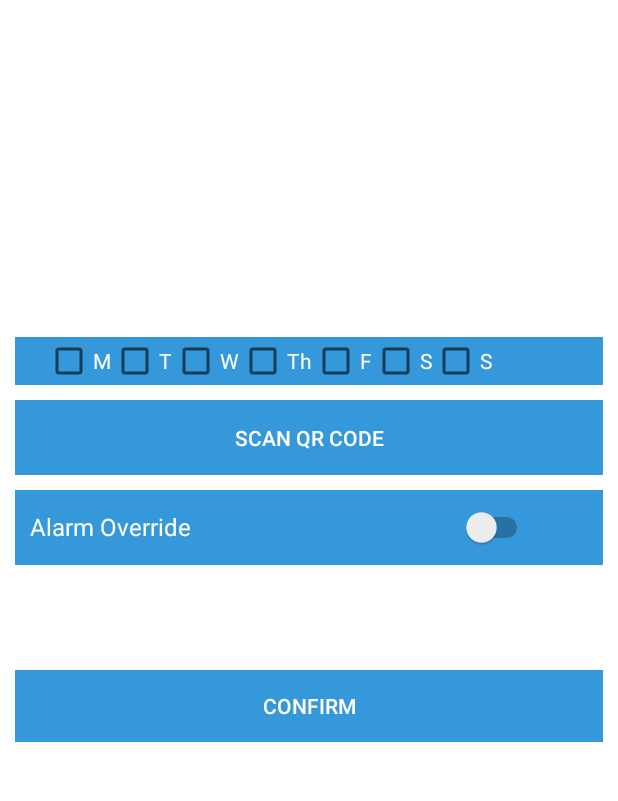
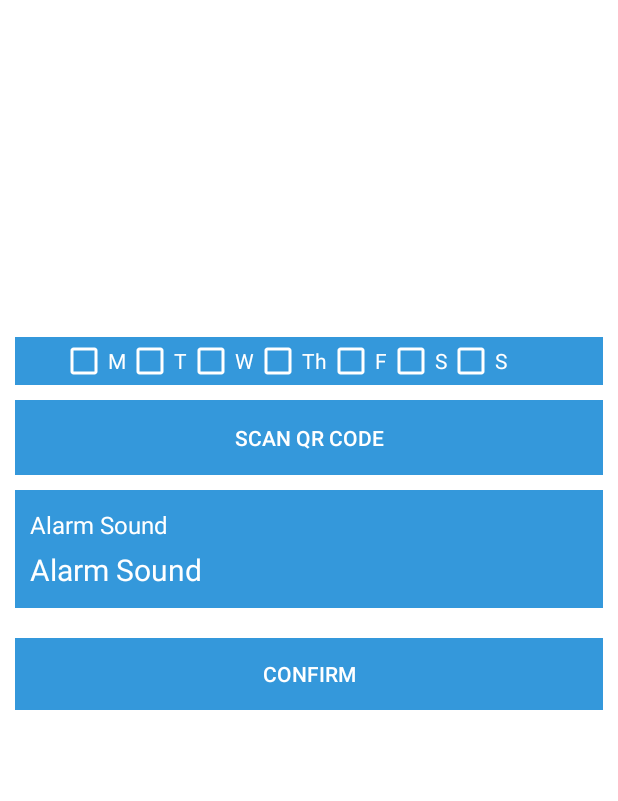
Before and after one commit to ETS-Android1/up-and-atom, an Android app: the AddNewLocationAlarm screen opened directly, with no data from a screen before it, on a phone screen of 412 x 824 dp, the part 305-1106 px from its top. Run offline under Robolectric (Android 15) with nearby library versions, the phone set to English and light mode, and no system bars; libraries missing offline, so code that uses them is left out: com.google.zxing.integration; 1 statement that could not run was skipped.

Commit message:
- a few UI changes

```diff
--- a/app/src/main/java/com/example/kelvinharron/qralarm/AddNewLocationAlarm.java
+++ b/app/src/main/java/com/example/kelvinharron/qralarm/AddNewLocationAlarm.java
@@ -1,14 +1,31 @@
 package com.example.kelvinharron.qralarm;
 
+import android.content.Intent;
+import android.media.Ringtone;
+import android.media.RingtoneManager;
+import android.net.Uri;
 import android.os.Bundle;
 import android.support.v7.widget.Toolbar;
 import android.support.v7.app.AppCompatActivity;
+import android.view.KeyEvent;
+import android.view.View;
+import android.widget.Button;
+import android.widget.CheckBox;
+import android.widget.EditText;
+import android.widget.SeekBar;
+import android.widget.TextView;
+import android.widget.Toast;
+
 import com.google.android.gms.maps.CameraUpdateFactory;
 import com.google.android.gms.maps.GoogleMap;
 import com.google.android.gms.maps.MapFragment;
 import com.google.android.gms.maps.OnMapReadyCallback;
 import com.google.android.gms.maps.model.LatLng;
 import com.google.android.gms.maps.model.MarkerOptions;
+import com.google.zxing.integration.android.IntentIntegrator;
+
+import java.util.ArrayList;
+import java.util.Collections;
 
 /**
  * Created by Peter on 16/04/2016.
@@ -16,7 +33,71 @@ import com.google.android.gms.maps.model.MarkerOptions;
  */
 public class AddNewLocationAlarm extends AppCompatActivity implements OnMapReadyCallback {
 
+    /**
+     * Alarm id which is passed from the parent activity based on the number of alarms
+     */
+    private long alarmId;
+
+    /**
+     * Alarm object which is created by Activity
+     */
+    private Alarm alarm;
+    /**
+     * Name of the alarm
+     */
+    private EditText location_name;
+
+    /**
+     * Alarm memo - time alarm only
+     */
+    private EditText location_memo;
+
+    /**
+     * Sets whether the alarm repeats or not
+     */
+
+    /**
+     * ArrayList for checkbox repetitions
+     */
+    ArrayList<Integer> dayArray = new ArrayList<>();
+
+    private boolean recurringTimeAlarm;
+
+    private CheckBox sunCB;
+    private CheckBox monCB;
+    private CheckBox tueCB;
+    private CheckBox thuCB;
+    private CheckBox friCB;
+    private CheckBox satCB;
+    private CheckBox wedCB;
+
     private Toolbar toolbar;
+
+    /**
+     * Button to show the QR Scanner
+     */
+    private Button scanQR;
+
+    /**
+     * Button to set Alarm Sound
+     */
+    private TextView alarmSound;
+    private TextView alarmTitle;
+    private String qrResult;
+    private TextView tester;
+    /**
+     *
+     */
+    private IntentIntegrator integrator;
+
+    private Uri chosenRingtone;
+
+    //private SeekBar volumeControl;
+    private float volume;
+
+    AlarmSQLiteHelper db;
+    public static final float VOLUME_MODIFIER = 10;
+
 
     /**
      * Default Constructor
@@ -39,6 +120,117 @@ public class AddNewLocationAlarm extends AppCompatActivity implements OnMapReady
         // Links the map fragment to the XML
         MapFragment mp = (MapFragment) getFragmentManager().findFragmentById(R.id.location_map);
         mp.getMapAsync(this);
+
+        db = new AlarmSQLiteHelper(this);
+
+        setLocationAlarmName();
+        setLocationAlarmMemo();
+        // setAlarm();
+        setScanQR();
+        setRingtone();
+        //setSeekbar();
+        confirmAlarm();
+
+        dayArray = new ArrayList<>();
+        sunCB = (CheckBox) findViewById(R.id.locationSunday);
+        sunCB.setOnClickListener(new View.OnClickListener() {
+            @Override
+            public void onClick(View v) {
+                if (sunCB.isChecked()) {
+                    dayArray.add(Integer.valueOf(1));
+                } else {
+                    dayArray.remove(Integer.valueOf(1));
+                }
+                //tester.setText(dayArray.toString());
+                //System.out.print();
+            }
+        });
+        monCB = (CheckBox) findViewById(R.id.locationMonday);
+        monCB.setOnClickListener(new View.OnClickListener() {
+            @Override
+            public void onClick(View v) {
+                if (monCB.isChecked()) {
+                    dayArray.add(Integer.valueOf(2));
+                } else {
+                    dayArray.remove(Integer.valueOf(2));
+                }
+                //tester.setText(dayArray.toString());
+
+//                System.out.print(Arrays.toString(dayArray.toArray()));
+            }
+        });
+
+        tueCB = (CheckBox) findViewById(R.id.locationTuesday);
+        tueCB.setOnClickListener(new View.OnClickListener() {
+            @Override
+            public void onClick(View v) {
+                if (tueCB.isChecked()) {
+                    dayArray.add(Integer.valueOf(3));
+                } else {
+                    dayArray.remove(Integer.valueOf(3));
+                }
+                //tester.setText(dayArray.toString());
+
+//                System.out.print(Arrays.toString(dayArray.toArray()));
+            }
+        });
+        wedCB = (CheckBox) findViewById(R.id.locationWednesday);
+        wedCB.setOnClickListener(new View.OnClickListener() {
+            @Override
+            public void onClick(View v) {
+                if (wedCB.isChecked()) {
+                    dayArray.add(Integer.valueOf(4));
+                } else {
+                    dayArray.remove(Integer.valueOf(4));
+                }
+                //tester.setText(dayArray.toString());
+
+//                System.out.print(Arrays.toString(dayArray.toArray()));
+            }
+        });
+        thuCB = (CheckBox) findViewById(R.id.locationThursday);
+        thuCB.setOnClickListener(new View.OnClickListener() {
+            @Override
+            public void onClick(View v) {
+                if (thuCB.isChecked()) {
+                    dayArray.add(Integer.valueOf(5));
+                } else {
+                    dayArray.remove(Integer.valueOf(5));
+                }
+               // tester.setText(dayArray.toString());
+
+//                System.out.print(Arrays.toString(dayArray.toArray()));
+            }
+        });
+        friCB = (CheckBox) findViewById(R.id.locationFriday);
+        friCB.setOnClickListener(new View.OnClickListener() {
+            @Override
+            public void onClick(View v) {
+                if (friCB.isChecked()) {
+                    dayArray.add(Integer.valueOf(6));
+                } else {
+                    dayArray.remove(Integer.valueOf(6));
+                }
+                //tester.setText(dayArray.toString());
+
+//                System.out.print(Arrays.toString(dayArray.toArray()));
+            }
+        });
+        satCB = (CheckBox) findViewById(R.id.locationSaturday);
+        satCB.setOnClickListener(new View.OnClickListener() {
+            @Override
+            public void onClick(View v) {
+                if (satCB.isChecked()) {
+                    dayArray.add(Integer.valueOf(7));
+                } else {
+                    dayArray.remove(Integer.valueOf(7));
+                }
+                //tester.setText(dayArray.toString());
+
+//                System.out.print(Arrays.toString(dayArray.toArray()));
+            }
+        });
+
     }
 
     @Override
@@ -62,7 +254,7 @@ public class AddNewLocationAlarm extends AppCompatActivity implements OnMapReady
         moveMap.getUiSettings().setMyLocationButtonEnabled(true);
         moveMap.getUiSettings().setZoomGesturesEnabled(true);
 */
-       // Test Data - Remove
+        // Test Data - Remove
         LatLng sydney = new LatLng(-33.867, 151.206);
 
         map.moveCamera(CameraUpdateFactory.newLatLngZoom(sydney, 3));
@@ -73,4 +265,168 @@ public class AddNewLocationAlarm extends AppCompatActivity implements OnMapReady
                 .snippet("The most populous city in Australia.")
                 .position(sydney));
     }
+
+    /**
+     * Set the alarm name
+     */
+    private void setLocationAlarmName() {
+        location_name = (EditText) findViewById(R.id.location_alarm_name);
+        location_name.setOnEditorActionListener(new TextView.OnEditorActionListener() {
+            @Override
+            public boolean onEditorAction(TextView v, int actionId, KeyEvent event) {
+                location_name.setText(v.getText().toString());
+                return false;
+            }
+        });
+    }
+
+    /**
+     * Set the alarm memo
+     */
+    private void setLocationAlarmMemo() {
+        location_memo = (EditText) findViewById(R.id.location_alarm_memo);
+        location_memo.setOnEditorActionListener(new TextView.OnEditorActionListener() {
+            @Override
+            public boolean onEditorAction(TextView v, int actionId, KeyEvent event) {
+                location_memo.setText(v.getText().toString());
+                return false;
+            }
+        });
+    }
+
+    /**
+     *
+     */
+
+    /*
+    * Button for bringing up QR scanner
+    */
+
+    private void setScanQR() {
+        scanQR = (Button) findViewById(R.id.QRButton);
+
+        scanQR.setOnClickListener(new View.OnClickListener() {
+            @Override
+            public void onClick(View v) {
+                integrator = new IntentIntegrator(AddNewLocationAlarm.this);
+                integrator.setDesiredBarcodeFormats(IntentIntegrator.QR_CODE_TYPES);
+                integrator.setPrompt("Scan QR Code");
+                integrator.setCameraId(0);  // Use a specific camera of the device
+                integrator.setBeepEnabled(false);
+                integrator.initiateScan();
+            }
+        });
+    }
+
+    /**
+     * Method for setting the alarm ringtone
+     */
+    private void setRingtone() {
+        alarmTitle = (TextView) findViewById(R.id.alarm_sound);
+        alarmTitle.setOnClickListener(new View.OnClickListener() {
+            @Override
+            public void onClick(View v) {
+                getAvailableRingtones();
+            }
+        });
+        alarmSound = (TextView) findViewById(R.id.get_ringtone);
+        chosenRingtone = RingtoneManager.getActualDefaultRingtoneUri(getApplicationContext(), RingtoneManager.TYPE_ALARM);
+        Ringtone ringtone = RingtoneManager.getRingtone(this, chosenRingtone);
+        alarmSound.setText(ringtone.getTitle(getApplicationContext()));
+
+        alarmSound.setOnClickListener(new View.OnClickListener() {
+            @Override
+            public void onClick(View v) {
+                getAvailableRingtones();
+            }
+        });
+
+
+    }
+
+    private void getAvailableRingtones(){
+        Intent intent = new Intent(RingtoneManager.ACTION_RINGTONE_PICKER);
+        intent.putExtra(RingtoneManager.EXTRA_RINGTONE_TYPE, RingtoneManager.TYPE_NOTIFICATION);
+        intent.putExtra(RingtoneManager.EXTRA_RINGTONE_TITLE, "Select Tone");
+        intent.putExtra(RingtoneManager.EXTRA_RINGTONE_EXISTING_URI, (Uri) null);
+        startActivityForResult(intent, 5);
+    }
+
+    /*
+    private void setSeekbar() {
+
+        volumeControl = (SeekBar) findViewById(R.id.volume_bar);
+        volume = volumeControl.getProgress();
+        volumeControl.setOnSeekBarChangeListener(new SeekBar.OnSeekBarChangeListener() {
+            public void onProgressChanged(SeekBar seekBar, int progress, boolean fromUser) {
+                volume = progress;
+            }
+
+            public void onStartTrackingTouch(SeekBar seekBar) {
+            }
+
+            public void onStopTrackingTouch(SeekBar seekBar) {
+            }
+        });
+    }
+*/
+
+    private void createAlarm() {
+
+        alarm = new Alarm();
+        //alarmId = 1;
+        //alarmId = db.getNewId();
+        alarm.setName(location_name.getText().toString());
+        alarm.setMemo(location_name.getText().toString());
+
+        // setting the days on which the alarm occurs
+        Integer[] days = new Integer[dayArray.size()];
+        Collections.sort(dayArray);
+        dayArray.toArray(days);
+        alarm.setDays(days);
+
+        if (dayArray.isEmpty() || dayArray.contains(Integer.valueOf(0))) {
+            alarm.setRecurring(false);
+        } else {
+            alarm.setRecurring(true);
+        }
+
+        //alarm.setHour();
+        //alarm.setMin();
+        alarm.setSound(chosenRingtone.toString());
+        alarm.setVolume(volume / VOLUME_MODIFIER);
+        alarm.setQrResult(qrResult);
+        alarm.setOn(true);
+
+        //return alarm;
+    }
+
+    public void scheduleAlarm() {
+        AlarmScheduler alarmScheduler = new AlarmScheduler();
+        alarm.setId(alarmId);
+        alarmScheduler.setAlarm(getApplicationContext(), this.alarm);
+    }
+
+    public void storeAlarm() {
+        alarmId = db.createAlarm(this.alarm);
+    }
+
+    /**
+     * Confirm the alarm settings & push to DB
+     */
+
+    private void confirmAlarm() {
+
+        Button button = (Button) findViewById(R.id.confirmButton);
+        button.setOnClickListener(new View.OnClickListener() {
+            @Override
+            public void onClick(View v) {
+                createAlarm();
+                storeAlarm();
+                scheduleAlarm();
+                Toast.makeText(getApplicationContext(), "Alarm created", Toast.LENGTH_SHORT).show();
+                finish();
+            }
+        });
+    }
 }
--- a/app/src/main/java/com/example/kelvinharron/qralarm/LocationAlarmAdapter.java
+++ b/app/src/main/java/com/example/kelvinharron/qralarm/LocationAlarmAdapter.java
@@ -91,7 +91,7 @@ public class LocationAlarmAdapter extends RecyclerView.Adapter<LocationAlarmAdap
 
         public AlarmViewHolder(View itemView) {
             super(itemView);
-            alarmName = (TextView) itemView.findViewById(R.id.alarm_name);
+            alarmName = (TextView) itemView.findViewById(R.id.location_alarm_name);
             alarmMemo = (TextView) itemView.findViewById(R.id.alarm_memo);
             alarmTimeHour = (TextView) itemView.findViewById(R.id.alarm_time_hour);
             alarmTimeMin = (TextView) itemView.findViewById(R.id.alarm_time_min);
--- a/app/src/main/java/com/example/kelvinharron/qralarm/TimeAlarmAdapter.java
+++ b/app/src/main/java/com/example/kelvinharron/qralarm/TimeAlarmAdapter.java
@@ -141,7 +141,7 @@ public class TimeAlarmAdapter extends RecyclerView.Adapter<TimeAlarmAdapter.Alar
         public AlarmViewHolder(View itemView) {
             super(itemView);
             itemView.setOnLongClickListener(this);
-            alarmName = (TextView) itemView.findViewById(R.id.alarm_name);
+            alarmName = (TextView) itemView.findViewById(R.id.location_alarm_name);
             alarmMemo = (TextView) itemView.findViewById(R.id.alarm_memo);
             alarmTimeHour = (TextView) itemView.findViewById(R.id.alarm_time_hour);
             alarmTimeMin = (TextView) itemView.findViewById(R.id.alarm_time_min);
--- a/app/src/main/res/layout/activity_new_location_alarm.xml
+++ b/app/src/main/res/layout/activity_new_location_alarm.xml
@@ -33,7 +33,7 @@
                 android:background="@color/white">
 
                 <android.support.design.widget.TextInputEditText
-                    android:id="@+id/alarm_name"
+                    android:id="@+id/location_alarm_name"
                     android:layout_width="match_parent"
                     android:layout_height="wrap_content"
                     android:layout_marginLeft="@dimen/add_new_alarm_standard_padding"
@@ -80,47 +80,65 @@
                     android:layout_marginTop="@dimen/add_new_alarm_standard_padding"
                     android:layout_marginRight="@dimen/add_new_alarm_standard_padding"
                     android:layout_marginLeft="@dimen/add_new_alarm_standard_padding"
-                    android:paddingLeft="20dp"
+                    android:paddingLeft="30dp"
                     android:background="?attr/colorPrimary"
                     >
 
                     <CheckBox
+                        android:id="@+id/locationMonday"
                         android:layout_width="wrap_content"
                         android:layout_height="wrap_content"
-                        android:textColor="@color/white"
-                        android:text="M"/>
+                        android:text="M"
+                        android:buttonTint="@color/white"
+                        android:textColor="@color/white" />
+
                     <CheckBox
+                        android:id="@+id/locationTuesday"
                         android:layout_width="wrap_content"
                         android:layout_height="wrap_content"
-                        android:textColor="@color/white"
-                        android:text="T"/>
+                        android:text="T"
+                        android:buttonTint="@color/white"
+                        android:textColor="@color/white" />
+
                     <CheckBox
+                        android:id="@+id/locationWednesday"
                         android:layout_width="wrap_content"
                         android:layout_height="wrap_content"
-                        android:textColor="@color/white"
-                        android:text="W"/>
+                        android:text="W"
+                        android:buttonTint="@color/white"
+                        android:textColor="@color/white" />
+
                     <CheckBox
+                        android:id="@+id/locationThursday"
                         android:layout_width="wrap_content"
                         android:layout_height="wrap_content"
-                        android:textColor="@color/white"
-                        android:text="Th"/>
+                        android:text="Th"
+                        android:buttonTint="@color/white"
+                        android:textColor="@color/white" />
+
                     <CheckBox
+                        android:id="@+id/locationFriday"
                         android:layout_width="wrap_content"
                         android:layout_height="wrap_content"
-                        android:textColor="@color/white"
-                        android:text="F"/>
+                        android:text="F"
+                        android:buttonTint="@color/white"
+                        android:textColor="@color/white" />
 
                     <CheckBox
+                        android:id="@+id/locationSaturday"
                         android:layout_width="wrap_content"
                         android:layout_height="wrap_content"
-                        android:textColor="@color/white"
-                        android:text="S"/>
+                        android:text="S"
+                        android:buttonTint="@color/white"
+                        android:textColor="@color/white" />
 
                     <CheckBox
+                        android:id="@+id/locationSunday"
                         android:layout_width="wrap_content"
                         android:layout_height="wrap_content"
-                        android:textColor="@color/white"
-                        android:text="S"/>
+                        android:text="S"
+                        android:buttonTint="@color/white"
+                        android:textColor="@color/white" />
                 </LinearLayout>
 
                 <!-->QR Scanner button<-->
@@ -148,7 +166,7 @@
                 </RelativeLayout>
 
                  <!-->Override Switch<-->
-                <LinearLayout
+                <!-->    <LinearLayout
                         android:id="@+id/location_alarm_layout_7"
                         android:orientation="horizontal"
                         android:layout_width="match_parent"
@@ -180,33 +198,79 @@
                             android:paddingBottom="5dp"
                             android:textAllCaps="true"
                             android:background="?attr/colorPrimary" />
+
                 </LinearLayout>
-
-                <!-->Ringtone Spinner<-->
+                <-->
+                <!-->Ringtone<-->
                 <RelativeLayout
-                    android:id="@+id/location_alarm_layout_8"
+                    android:id="@+id/line8"
                     android:layout_width="match_parent"
                     android:layout_height="wrap_content"
                     android:layout_marginTop="@dimen/add_new_alarm_standard_padding">
 
-                    <Spinner
-                        android:id="@+id/ringtoneSpinner"
-                        android:layout_width="wrap_content"
-                        android:layout_height="50dp"
-                        android:background="?attr/colorPrimary"
-                        android:spinnerMode="dropdown"
-                        android:textColor="@color/white"
-                        android:layout_gravity="center"
+                    <TextView
+                        android:id="@+id/alarm_sound"
+                        android:layout_width="match_parent"
+                        android:layout_height="wrap_content"
                         android:layout_marginLeft="@dimen/add_new_alarm_standard_padding"
                         android:layout_marginRight="@dimen/add_new_alarm_standard_padding"
-                        style="?android:attr/selectableItemBackgroundBorderless"
-                        >
-                    </Spinner>
+                        android:background="?attr/colorPrimary"
+                        android:gravity="left"
+                        android:paddingBottom="5dp"
+                        android:paddingLeft="10dp"
+                        android:paddingTop="12dp"
+                        android:text="Alarm Sound"
+                        android:textColor="@color/white"
+                        android:textSize="16sp"
+                        android:textStyle="normal" />
+
+                    <TextView
+                        android:id="@+id/get_ringtone"
+                        android:layout_width="match_parent"
+                        android:layout_height="wrap_content"
+                        android:layout_below="@+id/alarm_sound"
+                        android:layout_marginBottom="@dimen/add_new_alarm_standard_padding"
+                        android:layout_marginLeft="@dimen/add_new_alarm_standard_padding"
+                        android:layout_marginRight="@dimen/add_new_alarm_standard_padding"
+                        android:background="?attr/colorPrimary"
+                        android:gravity="left"
+                        android:paddingBottom="12dp"
+                        android:paddingLeft="10dp"
+                        android:text="Alarm Sound"
+                        android:textColor="@color/white"
+                        android:textSize="20sp"
+                        android:textStyle="normal" />
+
+                    <!-->
+                                        <TextView
+                                            android:id="@+id/volume_label"
+                                            android:layout_width="wrap_content"
+                                            android:layout_height="wrap_content"
+                                            android:layout_below="@+id/get_ringtone"
+                                            android:paddingBottom="5dp"
+                                            android:paddingLeft="20dp"
+                                            android:text="Volume"
+                                            android:textColor="#000000"
+                                            android:textSize="20sp" />
+
+                    <SeekBar
+                        android:id="@+id/volume_bar"
+                        android:layout_width="fill_parent"
+                        android:layout_height="wrap_content"
+                        android:layout_below="@+id/volume_label"
+                        android:layout_marginBottom="@dimen/add_new_alarm_standard_padding"
+                        android:layout_marginLeft="@dimen/add_new_alarm_standard_padding"
+                        android:layout_marginRight="@dimen/add_new_alarm_standard_padding"
+                        android:max="10"
+                        android:paddingBottom="5dp"
+                        android:paddingLeft="20dp"
+                        android:progress="5"></SeekBar>
+                        <-->
 
                     <!-->Confirmation Button - Change to FAB or at least more material look?<-->
                     <Button
                         android:id="@+id/confirmButton"
-                        android:layout_below="@+id/ringtoneSpinner"
+                        android:layout_below="@+id/get_ringtone"
                         android:layout_width="match_parent"
                         android:layout_height="wrap_content"
                         android:text="@string/confirm_button"
--- a/app/src/main/res/layout/location_alarm_card.xml
+++ b/app/src/main/res/layout/location_alarm_card.xml
@@ -19,7 +19,7 @@
         android:orientation="horizontal">
 
         <TextView
-            android:id="@+id/alarm_name"
+            android:id="@+id/location_alarm_name"
             android:layout_alignParentTop="true"
             android:layout_width="wrap_content"
             android:layout_height="wrap_content"
@@ -33,7 +33,7 @@
             android:id="@+id/alarm_memo"
             android:layout_width="wrap_content"
             android:layout_height="wrap_content"
-            android:layout_below="@id/alarm_name"
+            android:layout_below="@id/location_alarm_name"
             android:layout_marginLeft="@dimen/activity_horizontal_margin"
 
             android:textSize="16dp"
--- a/app/src/main/res/layout/time_alarm_card.xml
+++ b/app/src/main/res/layout/time_alarm_card.xml
@@ -19,7 +19,7 @@
         android:orientation="horizontal">
 
         <TextView
-            android:id="@+id/alarm_name"
+            android:id="@+id/location_alarm_name"
             android:layout_alignParentTop="true"
             android:layout_width="wrap_content"
             android:layout_height="wrap_content"
@@ -33,7 +33,7 @@
             android:id="@+id/alarm_memo"
             android:layout_width="wrap_content"
             android:layout_height="wrap_content"
-            android:layout_below="@id/alarm_name"
+            android:layout_below="@id/location_alarm_name"
             android:layout_marginLeft="@dimen/activity_horizontal_margin"
 
             android:textSize="16dp"
```
Also changed, not shown: app/src/main/java/com/example/kelvinharron/qralarm/AddNewAlarm.java (+14 -10 lines), app/src/main/res/layout/activity_new_time_alarm.xml (+15 -4 lines), app/src/main/res/drawable/ic_watch_later_white_24dp.png (deleted). Lines whose indentation alone changed are shown as unchanged.
